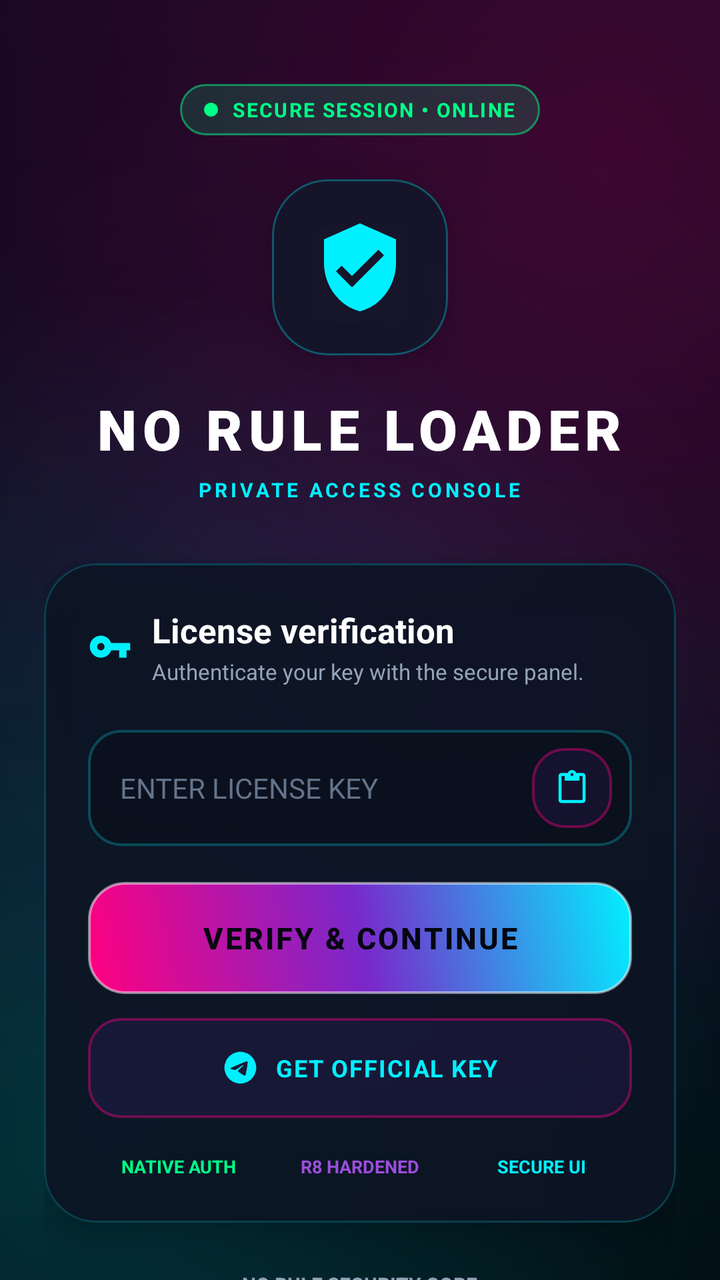
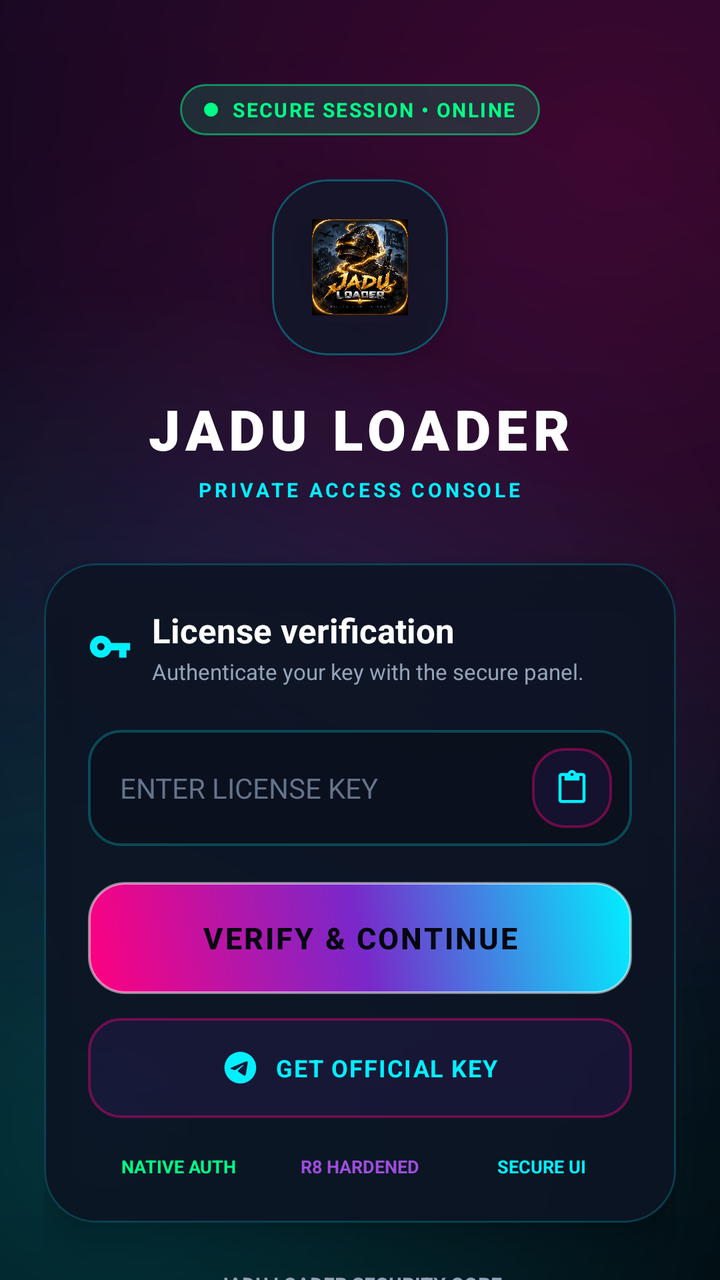

The first picture is an Android layout as it rendered before a commit; the second is the same layout after the commit. The layout source and the unified diff follow.
<!-- AndroidManifest.xml: application theme Base.AppTheme -->
<!-- res/layout/activity_login.xml -->
<?xml version="1.0" encoding="utf-8"?>
<RelativeLayout xmlns:android="http://schemas.android.com/apk/res/android"
    xmlns:app="http://schemas.android.com/apk/res-auto"
    android:layout_width="match_parent"
    android:layout_height="match_parent"
    android:background="@drawable/cyber_bg_gradient">

    <ScrollView
        android:layout_width="match_parent"
        android:layout_height="match_parent"
        android:fillViewport="true"
        android:overScrollMode="never"
        android:scrollbars="none">

        <LinearLayout
            android:layout_width="match_parent"
            android:layout_height="wrap_content"
            android:gravity="center_horizontal"
            android:orientation="vertical"
            android:paddingStart="22dp"
            android:paddingTop="42dp"
            android:paddingEnd="22dp"
            android:paddingBottom="26dp">

            <LinearLayout
                android:id="@+id/headerArea"
                android:layout_width="match_parent"
                android:layout_height="wrap_content"
                android:gravity="center_horizontal"
                android:orientation="vertical">

                <LinearLayout
                    android:layout_width="wrap_content"
                    android:layout_height="wrap_content"
                    android:background="@drawable/cyber_badge_green"
                    android:gravity="center_vertical"
                    android:paddingStart="12dp"
                    android:paddingTop="6dp"
                    android:paddingEnd="12dp"
                    android:paddingBottom="6dp">

                    <View
                        android:layout_width="7dp"
                        android:layout_height="7dp"
                        android:layout_marginEnd="7dp"
                        android:background="@drawable/circle_bg"
                        android:backgroundTint="@color/cyber_emerald" />

                    <TextView
                        android:layout_width="wrap_content"
                        android:layout_height="wrap_content"
                        android:letterSpacing="0.08"
                        android:text="SECURE SESSION • ONLINE"
                        android:textColor="@color/cyber_emerald"
                        android:textSize="10sp"
                        android:textStyle="bold" />
                </LinearLayout>

                <com.google.android.material.card.MaterialCardView
                    android:id="@+id/logoContainer"
                    android:layout_width="88dp"
                    android:layout_height="88dp"
                    android:layout_marginTop="22dp"
                    app:cardBackgroundColor="#CC11182A"
                    app:cardCornerRadius="28dp"
                    app:cardElevation="12dp"
                    app:strokeColor="@color/cyber_stroke_cyan"
                    app:strokeWidth="1dp">

                    <ImageView
                        android:layout_width="48dp"
                        android:layout_height="48dp"
                        android:layout_gravity="center"
                        android:contentDescription="Keshav Owner security"
                        android:src="@drawable/ic_shield_check"
                        app:tint="@color/cyber_cyan" />
                </com.google.android.material.card.MaterialCardView>

                <LinearLayout
                    android:id="@+id/titleBanner"
                    android:layout_width="wrap_content"
                    android:layout_height="wrap_content"
                    android:layout_marginTop="18dp"
                    android:gravity="center"
                    android:orientation="vertical">

                    <TextView
                        android:layout_width="wrap_content"
                        android:layout_height="wrap_content"
                        android:fontFamily="sans-serif-black"
                        android:letterSpacing="0.10"
                        android:text="NO RULE LOADER"
                        android:textColor="@color/white"
                        android:textSize="28sp"
                        android:textStyle="bold" />

                    <TextView
                        android:layout_width="wrap_content"
                        android:layout_height="wrap_content"
                        android:layout_marginTop="5dp"
                        android:letterSpacing="0.16"
                        android:text="PRIVATE ACCESS CONSOLE"
                        android:textColor="@color/cyber_cyan"
                        android:textSize="10sp"
                        android:textStyle="bold" />
                </LinearLayout>
            </LinearLayout>

            <com.google.android.material.card.MaterialCardView
                android:id="@+id/loginCard"
                android:layout_width="match_parent"
                android:layout_height="wrap_content"
                android:layout_marginTop="30dp"
                app:cardBackgroundColor="#E60D1424"
                app:cardCornerRadius="26dp"
                app:cardElevation="10dp"
                app:strokeColor="#3300F0FF"
                app:strokeWidth="1dp">

                <LinearLayout
                    android:layout_width="match_parent"
                    android:layout_height="wrap_content"
                    android:orientation="vertical"
                    android:padding="22dp">

                    <LinearLayout
                        android:layout_width="match_parent"
                        android:layout_height="wrap_content"
                        android:gravity="center_vertical"
                        android:orientation="horizontal">

                        <ImageView
                            android:layout_width="22dp"
                            android:layout_height="22dp"
                            android:contentDescription="License"
                            android:src="@drawable/ic_cyber_key"
                            app:tint="@color/cyber_cyan" />

                        <LinearLayout
                            android:layout_width="0dp"
                            android:layout_height="wrap_content"
                            android:layout_marginStart="10dp"
                            android:layout_weight="1"
                            android:orientation="vertical">

                            <TextView
                                android:layout_width="wrap_content"
                                android:layout_height="wrap_content"
                                android:text="License verification"
                                android:textColor="@color/white"
                                android:textSize="17sp"
                                android:textStyle="bold" />

                            <TextView
                                android:layout_width="wrap_content"
                                android:layout_height="wrap_content"
                                android:layout_marginTop="2dp"
                                android:text="Authenticate your key with the secure panel."
                                android:textColor="@color/text_muted"
                                android:textSize="11sp" />
                        </LinearLayout>
                    </LinearLayout>

                    <LinearLayout
                        android:layout_width="match_parent"
                        android:layout_height="58dp"
                        android:layout_marginTop="22dp"
                        android:background="@drawable/cyber_input_bg"
                        android:gravity="center_vertical"
                        android:orientation="horizontal"
                        android:paddingStart="14dp"
                        android:paddingEnd="10dp">

                        <EditText
                            android:id="@+id/userkey"
                            android:layout_width="0dp"
                            android:layout_height="match_parent"
                            android:layout_weight="1"
                            android:background="@android:color/transparent"
                            android:hint="ENTER LICENSE KEY"
                            android:inputType="textPassword"
                            android:maxLines="1"
                            android:paddingStart="2dp"
                            android:textColor="@color/white"
                            android:textColorHint="#64748B"
                            android:textSize="14sp" />

                        <FrameLayout
                            android:id="@+id/paste"
                            android:layout_width="40dp"
                            android:layout_height="40dp"
                            android:background="@drawable/cyber_btn_secondary"
                            android:clickable="true"
                            android:focusable="true">

                            <ImageView
                                android:layout_width="18dp"
                                android:layout_height="18dp"
                                android:layout_gravity="center"
                                android:contentDescription="Paste key"
                                android:src="@drawable/ic_content_paste"
                                app:tint="@color/cyber_cyan" />
                        </FrameLayout>
                    </LinearLayout>

                    <androidx.appcompat.widget.AppCompatButton
                        android:id="@+id/login"
                        android:layout_width="match_parent"
                        android:layout_height="56dp"
                        android:layout_marginTop="18dp"
                        android:background="@drawable/cyber_btn_primary"
                        android:letterSpacing="0.07"
                        android:text="VERIFY &amp; CONTINUE"
                        android:textColor="@color/text_dark"
                        android:textSize="15sp"
                        android:textStyle="bold" />

                    <LinearLayout
                        android:id="@+id/GetKey"
                        android:layout_width="match_parent"
                        android:layout_height="50dp"
                        android:layout_marginTop="12dp"
                        android:background="@drawable/cyber_btn_secondary"
                        android:clickable="true"
                        android:focusable="true"
                        android:gravity="center"
                        android:orientation="horizontal">

                        <ImageView
                            android:layout_width="19dp"
                            android:layout_height="19dp"
                            android:contentDescription="Telegram"
                            android:src="@drawable/ic_telegram"
                            app:tint="@color/cyber_cyan" />

                        <TextView
                            android:layout_width="wrap_content"
                            android:layout_height="wrap_content"
                            android:layout_marginStart="8dp"
                            android:letterSpacing="0.05"
                            android:text="GET OFFICIAL KEY"
                            android:textColor="@color/cyber_cyan"
                            android:textSize="12sp"
                            android:textStyle="bold" />
                    </LinearLayout>

                    <LinearLayout
                        android:layout_width="match_parent"
                        android:layout_height="wrap_content"
                        android:layout_marginTop="18dp"
                        android:gravity="center"
                        android:orientation="horizontal">

                        <TextView
                            android:layout_width="0dp"
                            android:layout_height="wrap_content"
                            android:layout_weight="1"
                            android:gravity="center"
                            android:text="NATIVE AUTH"
                            android:textColor="@color/cyber_emerald"
                            android:textSize="9sp"
                            android:textStyle="bold" />

                        <TextView
                            android:layout_width="0dp"
                            android:layout_height="wrap_content"
                            android:layout_weight="1"
                            android:gravity="center"
                            android:text="R8 HARDENED"
                            android:textColor="@color/cyber_purple"
                            android:textSize="9sp"
                            android:textStyle="bold" />

                        <TextView
                            android:layout_width="0dp"
                            android:layout_height="wrap_content"
                            android:layout_weight="1"
                            android:gravity="center"
                            android:text="SECURE UI"
                            android:textColor="@color/cyber_cyan"
                            android:textSize="9sp"
                            android:textStyle="bold" />
                    </LinearLayout>
                </LinearLayout>
            </com.google.android.material.card.MaterialCardView>

            <LinearLayout
                android:id="@+id/footerArea"
                android:layout_width="match_parent"
                android:layout_height="wrap_content"
                android:layout_marginTop="24dp"
                android:gravity="center"
                android:orientation="vertical">

                <TextView
                    android:layout_width="wrap_content"
                    android:layout_height="wrap_content"
                    android:text="NO RULE SECURITY CORE"
                    android:textColor="@color/text_muted"
                    android:textSize="10sp"
                    android:textStyle="bold" />

                <TextView
                    android:layout_width="wrap_content"
                    android:layout_height="wrap_content"
                    android:layout_marginTop="4dp"
                    android:text="Authorized access only"
                    android:textColor="#526078"
                    android:textSize="10sp" />
            </LinearLayout>
        </LinearLayout>
    </ScrollView>
</RelativeLayout>
<!-- resources referenced by this layout -->
<resources>
  <color name="cyber_cyan">#00F0FF</color>
  <color name="cyber_emerald">#00FF87</color>
  <color name="cyber_purple">#9D4EDD</color>
  <color name="cyber_stroke_cyan">#4D00F0FF</color>
  <color name="text_dark">#050711</color>
  <color name="text_muted">#94A3B8</color>
  <color name="white">#FFFFFF</color>
  <!-- drawable circle_bg (drawable) -->
  <?xml version="1.0" encoding="utf-8"?>
  <shape xmlns:android="http://schemas.android.com/apk/res/android"
      android:shape="oval">
      <solid android:color="#EEEEEE" /> 
      <size android:width="100dp" android:height="100dp"/>
  </shape>
  <!-- drawable cyber_badge_green (drawable) -->
  <?xml version="1.0" encoding="utf-8"?>
  <shape xmlns:android="http://schemas.android.com/apk/res/android"
      android:shape="rectangle">
      <solid android:color="#2600FF87" />
      <corners android:radius="20dp" />
      <stroke
          android:width="1dp"
          android:color="#8000FF87" />
  </shape>
  <!-- drawable cyber_btn_secondary (drawable) -->
  <?xml version="1.0" encoding="utf-8"?>
  <ripple xmlns:android="http://schemas.android.com/apk/res/android"
      android:color="#33FF007F">
      <item>
          <shape android:shape="rectangle">
              <solid android:color="#1A7928CA" />
              <corners android:radius="16dp" />
              <stroke
                  android:width="1.2dp"
                  android:color="#66FF007F" />
          </shape>
      </item>
  </ripple>
  <!-- drawable cyber_input_bg (drawable) -->
  <?xml version="1.0" encoding="utf-8"?>
  <shape xmlns:android="http://schemas.android.com/apk/res/android"
      android:shape="rectangle">
      <solid android:color="#99090E18" />
      <corners android:radius="16dp" />
      <stroke
          android:width="1.2dp"
          android:color="#4000F0FF" />
  </shape>
  <!-- drawable ic_content_paste (drawable) -->
  <?xml version="1.0" encoding="utf-8"?>
  <vector xmlns:android="http://schemas.android.com/apk/res/android"
      android:width="24dp"
      android:height="24dp"
      android:viewportWidth="24"
      android:viewportHeight="24"
      android:tint="?attr/colorControlNormal">
  
      <path
          android:fillColor="@android:color/black"
          android:pathData="M19,2h-4.18C14.4,0.84 13.3,0 12,0c-1.3,0 -2.4,0.84 -2.82,2H5c-1.1,0 -2,0.9 -2,2v16c0,1.1 0.9,2 2,2h14c1.1,0 2,-0.9 2,-2V4c0,-1.1 -0.9,-2 -2,-2zM12,2c0.55,0 1,0.45 1,1s-0.45,1 -1,1 -1,-0.45 -1,-1 0.45,-1 1,-1zM19,20H5V4h2v3h10V4h2v16z"/>
  </vector>
  <!-- drawable ic_cyber_key (drawable) -->
  <vector xmlns:android="http://schemas.android.com/apk/res/android"
      android:width="24dp"
      android:height="24dp"
      android:viewportWidth="24"
      android:viewportHeight="24">
    <path
        android:fillColor="#00F0FF"
        android:pathData="M12.65,10C11.83,7.67 9.61,6 7,6c-3.31,0 -6,2.69 -6,6s2.69,6 6,6c2.61,0 4.83,-1.67 5.65,-4H17v4h4v-4h2v-4H12.65zM7,14c-1.1,0 -2,-0.9 -2,-2s0.9,-2 2,-2 2,0.9 2,2 -0.9,2 -2,2z"/>
  </vector>
  <!-- drawable ic_shield_check (drawable) -->
  <vector xmlns:android="http://schemas.android.com/apk/res/android"
      android:width="24dp"
      android:height="24dp"
      android:viewportWidth="24"
      android:viewportHeight="24">
    <path
        android:fillColor="#00FF87"
        android:pathData="M12,1L3,5v6c0,5.55 3.84,10.74 9,12 5.16,-1.26 9,-6.45 9,-12V5l-9,-4zm-2,16l-4,-4 1.41,-1.41L10,14.17l6.59,-6.59L18,9l-8,8z"/>
  </vector>
  <style name="Base.AppTheme" parent="Theme.Material3.Dark.NoActionBar">
          <item name="colorPrimary">@color/cyber_cyan</item>
          <item name="colorSecondary">@color/cyber_purple</item>
          <item name="android:windowBackground">@color/cyber_black</item>
          <item name="android:statusBarColor">@color/cyber_black</item>
          <item name="android:navigationBarColor">@color/cyber_black</item>
          <item name="android:windowLightStatusBar" tools:targetApi="m">false</item>
      </style>
  <color name="cyber_black">#070814</color>
  <!-- unchanged entries left out for length: 3 -->
</resources>

<!-- the commit's change to res/layout/activity_login.xml (unified diff, before → after) -->
@@ -71,9 +71,8 @@
                         android:layout_width="48dp"
                         android:layout_height="48dp"
                         android:layout_gravity="center"
-                        android:contentDescription="Keshav Owner security"
-                        android:src="@drawable/ic_shield_check"
-                        app:tint="@color/cyber_cyan" />
+                        android:contentDescription="JADU LOADER"
+                        android:src="@drawable/icon" />
                 </com.google.android.material.card.MaterialCardView>
 
                 <LinearLayout
@@ -89,7 +88,7 @@
                         android:layout_height="wrap_content"
                         android:fontFamily="sans-serif-black"
                         android:letterSpacing="0.10"
-                        android:text="NO RULE LOADER"
+                        android:text="JADU LOADER"
                         android:textColor="@color/white"
                         android:textSize="28sp"
                         android:textStyle="bold" />
@@ -295,7 +294,7 @@
                 <TextView
                     android:layout_width="wrap_content"
                     android:layout_height="wrap_content"
-                    android:text="NO RULE SECURITY CORE"
+                    android:text="JADU LOADER SECURITY CORE"
                     android:textColor="@color/text_muted"
                     android:textSize="10sp"
                     android:textStyle="bold" />
<!-- resource entries referenced after the edit -->
@@ -71,16 +71,7 @@
         android:fillColor="#00F0FF"
         android:pathData="M12.65,10C11.83,7.67 9.61,6 7,6c-3.31,0 -6,2.69 -6,6s2.69,6 6,6c2.61,0 4.83,-1.67 5.65,-4H17v4h4v-4h2v-4H12.65zM7,14c-1.1,0 -2,-0.9 -2,-2s0.9,-2 2,-2 2,0.9 2,2 -0.9,2 -2,2z"/>
   </vector>
-  <!-- drawable ic_shield_check (drawable) -->
-  <vector xmlns:android="http://schemas.android.com/apk/res/android"
-      android:width="24dp"
-      android:height="24dp"
-      android:viewportWidth="24"
-      android:viewportHeight="24">
-    <path
-        android:fillColor="#00FF87"
-        android:pathData="M12,1L3,5v6c0,5.55 3.84,10.74 9,12 5.16,-1.26 9,-6.45 9,-12V5l-9,-4zm-2,16l-4,-4 1.41,-1.41L10,14.17l6.59,-6.59L18,9l-8,8z"/>
-  </vector>
+  <!-- drawable icon: png bitmap (drawable, 694596 bytes) -->
   <style name="Base.AppTheme" parent="Theme.Material3.Dark.NoActionBar">
           <item name="colorPrimary">@color/cyber_cyan</item>
           <item name="colorSecondary">@color/cyber_purple</item>
